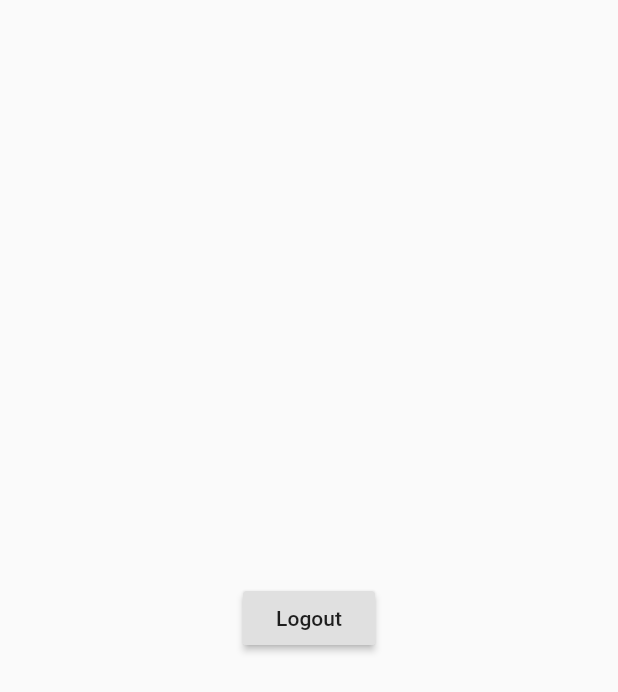
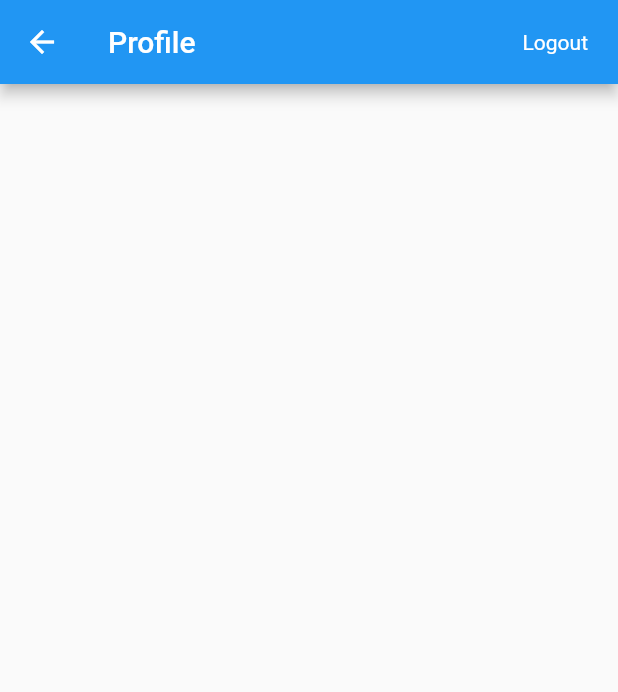
Before and after one commit to RoperoIvan/ProjecteDispositius, a Flutter app: the ProfileScreen screen opened directly, on a phone screen of 412 x 824 dp. Shown: the top 692 px of the screen. Run offline on Flutter 3.47's test engine with Material 2 defaults, Android fonts, the phone set to English and light mode, and no system bars; our stand-ins replace firebase_auth, firebase_core; accounts and stored records are empty; network calls fail.

Commit message:
cuenta para usar app

```diff
--- a/projectdisp/lib/main.dart
+++ b/projectdisp/lib/main.dart
@@ -1,5 +1,6 @@
 import 'package:flutter/material.dart';
 import 'package:firebase_core/firebase_core.dart';
+import 'sign_in_flow/auth_state_switch.dart';
 import 'widgets/page_wrapper.dart';
 
 Future<void> main() async {
@@ -26,8 +27,8 @@ class MyApp extends StatelessWidget {
         // is not restarted.
         primarySwatch: Colors.blue,
       ),
-      home: PageWrapper(),
       debugShowCheckedModeBanner: false,
+      home: AuthStateSwitch(app: PageWrapper()),
     );
   }
 }
--- a/projectdisp/lib/screens/profilescreen.dart
+++ b/projectdisp/lib/screens/profilescreen.dart
@@ -4,17 +4,20 @@ import 'package:flutter/material.dart';
 class ProfileScreen extends StatelessWidget {
   @override
   Widget build(BuildContext context) {
-    // TODO: implement build
     return Scaffold(
-      body: Center(
-        child: RaisedButton(
-            onPressed: () {
-              FirebaseAuth.instance.signOut();
-            },
-            child: Text(
-              "Logout",
-            )),
-      ),
+      appBar: AppBar(title: Text("Profile"), actions: <Widget>[
+        Padding(
+          padding: EdgeInsets.only(right: 20.0),
+          child: Center(
+            child: GestureDetector(
+              onTap: () {
+                FirebaseAuth.instance.signOut();
+              },
+              child: Text("Logout"),
+            ),
+          ),
+        )
+      ]),
     );
   }
 }
--- a/projectdisp/lib/sign_in_flow/auth_state_switch.dart
+++ b/projectdisp/lib/sign_in_flow/auth_state_switch.dart
@@ -1,4 +1,3 @@
-import 'package:cloud_firestore/cloud_firestore.dart';
 import 'package:firebase_auth/firebase_auth.dart';
 import 'package:flutter/material.dart';
 
@@ -46,6 +45,7 @@ class AuthStateSwitch extends StatelessWidget {
             break;
 
         }
+        return null;
       },
     );
   }
--- a/projectdisp/lib/widgets/page_wrapper.dart
+++ b/projectdisp/lib/widgets/page_wrapper.dart
@@ -1,6 +1,7 @@
 import 'package:flutter/material.dart';
 import '../screens/homescreen.dart';
 import '../screens/search_page.dart';
+import '../screens/profilescreen.dart';
 
 class PageWrapper extends StatefulWidget {
   @override
@@ -12,6 +13,7 @@ class _PageWrapperState extends State<PageWrapper> {
   final _pageOptions = [
     HomeScreen(),
     SearchScreen(),
+    ProfileScreen(),
   ];
   @override
   Widget build(BuildContext context) {
@@ -26,6 +28,10 @@ class _PageWrapperState extends State<PageWrapper> {
           BottomNavigationBarItem(
             icon: Icon(Icons.search),
             label: 'Search',
+          ),
+          BottomNavigationBarItem(
+            icon: Icon(Icons.person),
+            label: 'Profile',
           )
         ],
         currentIndex: selectedPage,
```
Also changed, not shown: projectdisp/lib/sign_in_flow/screens/sign_in_screen.dart (+10 -9 lines).
